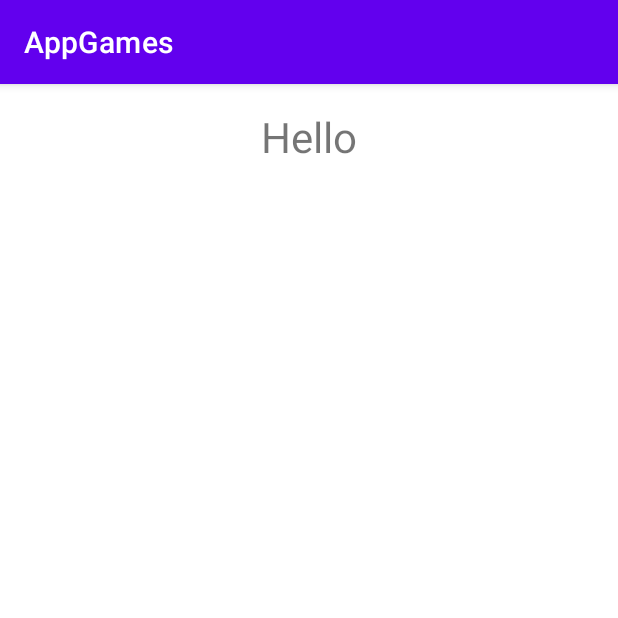
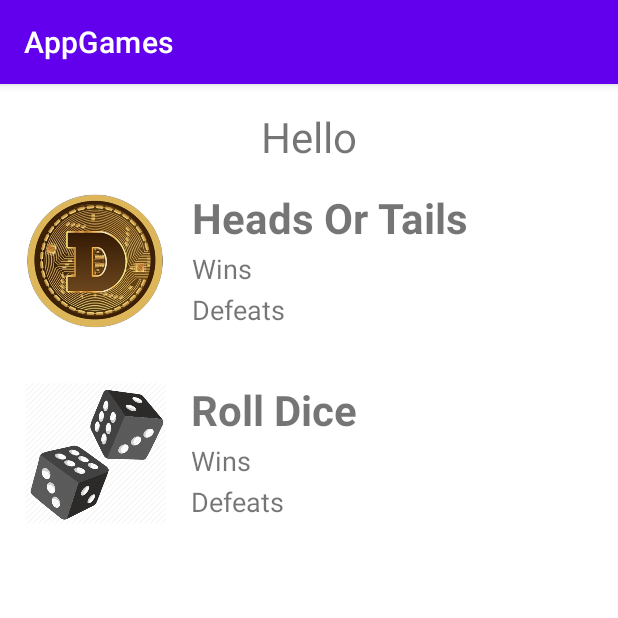
Before and after one commit to Gustavo-F/Programacao-Dispositivos-Moveis, an Android app: the fragment HomeFragment placed in its activity, on a phone screen of 412 x 824 dp, the top half of it. Run offline under Robolectric (Android 15) with nearby library versions, the phone set to English and light mode, and no system bars; 3 statements that could not run were skipped.

Commit message:
Inserido componentes nos fragmentos de heads or tails e roll dice

```diff
--- a/AppGames/app/src/main/java/com/gustavo/appgames/HomeFragment.kt
+++ b/AppGames/app/src/main/java/com/gustavo/appgames/HomeFragment.kt
@@ -40,5 +40,15 @@ class HomeFragment : Fragment(R.layout.fragment_home) {
         var user: User = Gson().fromJson(args.user, User::class.java)
 
         binding.welcomeTextView.text = "Welcome ${user.username} "
+
+        binding.headstailsLinearLayout.setOnClickListener {
+            var action = HomeFragmentDirections.actionHomeFragmentToHeadsTailsFragment()
+            findNavController().navigate(action)
+        }
+
+        binding.rollDiceLinearLayout.setOnClickListener{
+            var action = HomeFragmentDirections.actionHomeFragmentToRollDiceFragment()
+            findNavController().navigate(action)
+        }
     }
 }
--- a/AppGames/app/src/main/res/layout/fragment_home.xml
+++ b/AppGames/app/src/main/res/layout/fragment_home.xml
@@ -17,4 +17,101 @@
         app:layout_constraintStart_toStartOf="parent"
         app:layout_constraintTop_toTopOf="parent"></TextView>
 
+    <LinearLayout
+        android:id="@+id/headstailsLinearLayout"
+        android:layout_width="match_parent"
+        android:layout_height="wrap_content"
+        android:orientation="horizontal"
+        android:padding="16dp"
+        app:layout_constraintTop_toBottomOf="@+id/welcomeTextView"
+        tools:layout_editor_absoluteX="0dp">
+
+        <ImageView
+            android:layout_width="96dp"
+            android:layout_height="96dp"
+            android:src="@drawable/dogecoin_back"
+            app:srcCompat="@drawable/dogecoin_back"></ImageView>
+
+        <LinearLayout
+            android:layout_width="match_parent"
+            android:layout_height="match_parent"
+            android:orientation="vertical"
+            android:paddingLeft="16dp">
+
+            <TextView
+                android:id="@+id/headsOrTailsTextView"
+                android:layout_width="match_parent"
+                android:layout_height="wrap_content"
+                android:layout_weight="1"
+                android:text="@string/heads_or_tails"
+                android:textSize="28sp"
+                android:textStyle="bold" />
+
+            <TextView
+                android:id="@+id/winsTextView"
+                android:layout_width="match_parent"
+                android:layout_height="wrap_content"
+                android:layout_weight="1"
+                android:text="Wins"
+                android:textSize="18sp" />
+
+            <TextView
+                android:id="@+id/defeatsTextView"
+                android:layout_width="match_parent"
+                android:layout_height="wrap_content"
+                android:layout_weight="1"
+                android:text="Defeats"
+                android:textSize="18sp" />
+        </LinearLayout>
+
+    </LinearLayout>
+
+    <LinearLayout
+        android:id="@+id/rollDiceLinearLayout"
+        android:layout_width="match_parent"
+        android:layout_height="wrap_content"
+        android:orientation="horizontal"
+        android:padding="16dp"
+        app:layout_constraintTop_toBottomOf="@+id/headstailsLinearLayout"
+        tools:layout_editor_absoluteX="0dp">
+
+        <ImageView
+            android:layout_width="95dp"
+            android:layout_height="96dp"
+            android:src="@drawable/rolldice"
+            tools:srcCompat="@drawable/rolldice" />
+
+        <LinearLayout
+            android:layout_width="match_parent"
+            android:layout_height="match_parent"
+            android:orientation="vertical"
+            android:paddingLeft="16dp">
+
+            <TextView
+                android:id="@+id/rollDiceHomeTextView"
+                android:layout_width="match_parent"
+                android:layout_height="wrap_content"
+                android:layout_weight="1"
+                android:text="Roll Dice"
+                android:textSize="28sp"
+                android:textStyle="bold" />
+
+            <TextView
+                android:id="@+id/winsTextView2"
+                android:layout_width="match_parent"
+                android:layout_height="wrap_content"
+                android:layout_weight="1"
+                android:text="Wins"
+                android:textSize="18sp" />
+
+            <TextView
+                android:id="@+id/defeatsTextView2"
+                android:layout_width="match_parent"
+                android:layout_height="wrap_content"
+                android:layout_weight="1"
+                android:text="Defeats"
+                android:textSize="18sp" />
+        </LinearLayout>
+    </LinearLayout>
+
 </androidx.constraintlayout.widget.ConstraintLayout>
--- a/AppGames/app/src/main/res/values/strings.xml
+++ b/AppGames/app/src/main/res/values/strings.xml
@@ -9,4 +9,5 @@
     <string name="confirm">Confirm</string>
     <string name="home_fragment">Home Fragment</string>
     <string name="login">Login</string>
+    <string name="heads_or_tails">Heads Or Tails</string>
 </resources>
```
Also changed, not shown: AppGames/app/src/main/res/drawable-v24/rolldice.png (added), AppGames/app/src/main/res/drawable/dogecoin_back.png (added), AppGames/app/src/main/res/drawable/dogecoin_front.png (added).
